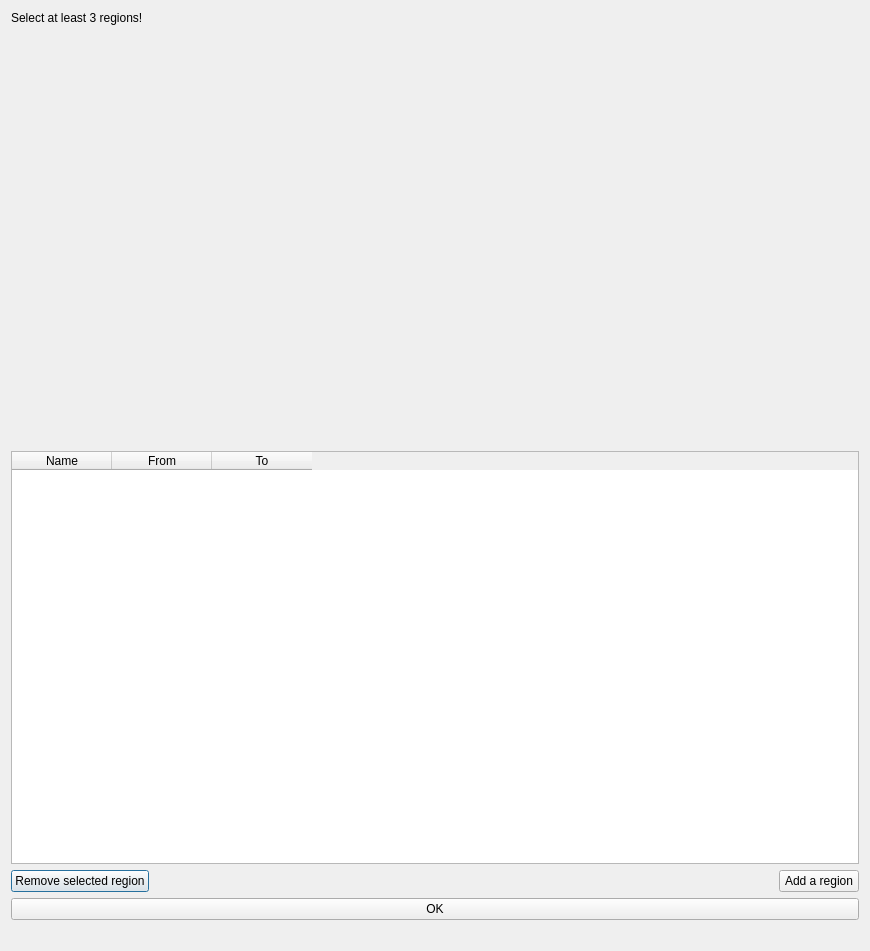
Qt form src/hyperctui/ui/select_evaluation_regions.ui (ornlneutronimaging/HyperCTui) before a commit.
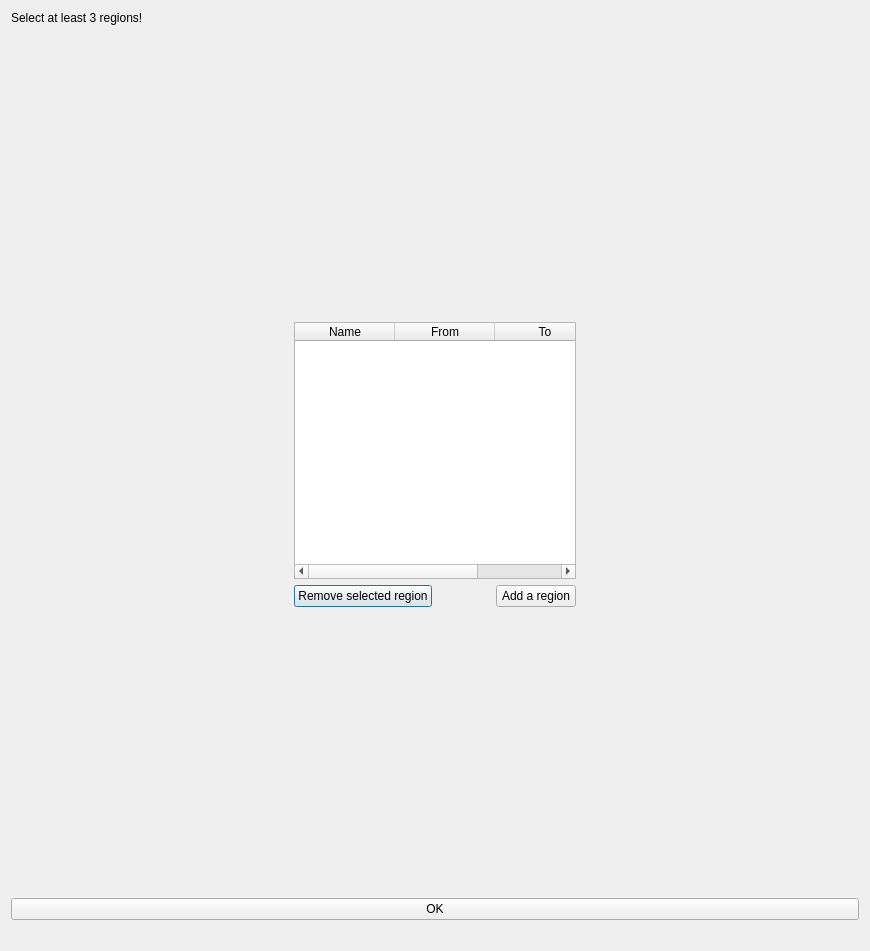
The same form after that commit.

Commit message: implementing widgets from the evaluation regions dialog. this refs #49

Patch:
```diff
--- a/src/hyperctui/ui/select_evaluation_regions.ui
+++ b/src/hyperctui/ui/select_evaluation_regions.ui
@@ -16,7 +16,7 @@
   <property name="windowTitle">
    <string>Dialog</string>
   </property>
-  <layout class="QVBoxLayout" name="verticalLayout">
+  <layout class="QVBoxLayout" name="verticalLayout_2">
    <item>
     <widget class="QLabel" name="label">
      <property name="text">
@@ -35,6 +35,23 @@
     </widget>
    </item>
    <item>
+    <layout class="QHBoxLayout" name="horizontalLayout_2">
+     <item>
+      <spacer name="horizontalSpacer_3">
+       <property name="orientation">
+        <enum>Qt::Horizontal</enum>
+       </property>
+       <property name="sizeHint" stdset="0">
+        <size>
+         <width>40</width>
+         <height>20</height>
+        </size>
+       </property>
+      </spacer>
+     </item>
+     <item>
+      <layout class="QVBoxLayout" name="verticalLayout">
+       <item>
     <widget class="QTableWidget" name="tableWidget">
      <property name="minimumSize">
       <size>
@@ -98,6 +115,36 @@
       </widget>
      </item>
     </layout>
+       </item>
+      </layout>
+     </item>
+     <item>
+      <spacer name="horizontalSpacer_4">
+       <property name="orientation">
+        <enum>Qt::Horizontal</enum>
+       </property>
+       <property name="sizeHint" stdset="0">
+        <size>
+         <width>40</width>
+         <height>20</height>
+        </size>
+       </property>
+      </spacer>
+     </item>
+    </layout>
+   </item>
+   <item>
+    <spacer name="verticalSpacer">
+     <property name="orientation">
+      <enum>Qt::Vertical</enum>
+     </property>
+     <property name="sizeHint" stdset="0">
+      <size>
+       <width>20</width>
+       <height>268</height>
+      </size>
+     </property>
+    </spacer>
    </item>
    <item>
     <widget class="QPushButton" name="pushButton">
```
Lines whose indentation alone changed are shown as unchanged. The commit also changes 2 other files.
